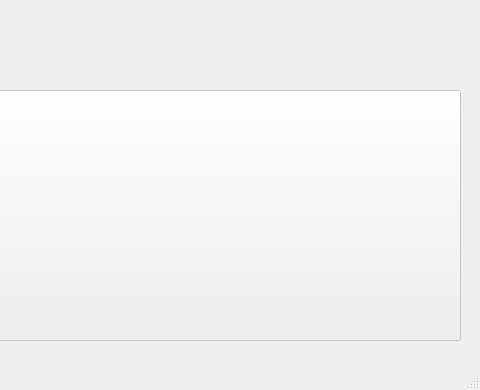
bjutSecurityst/Dtrip, file ticketwindow.ui: the form before one commit; both pictures show x 800 to 1280 and y 330 to 720 of the 1280 by 720 pixel window.
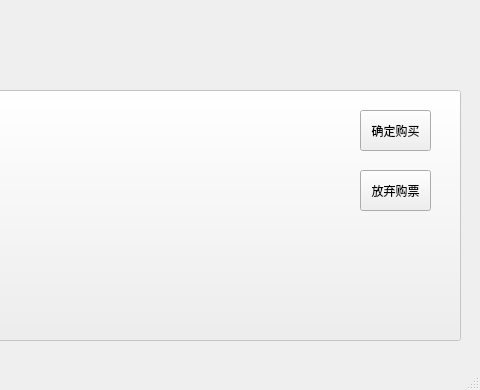
The form after the commit. Icons and pictures are not drawn.

```diff
--- a/ticketwindow.ui
+++ b/ticketwindow.ui
@@ -82,13 +82,20 @@
    <widget class="QWidget" name="verticalLayoutWidget_2">
     <property name="geometry">
      <rect>
-      <x>19</x>
+      <x>29</x>
       <y>9</y>
-      <width>1241</width>
+      <width>1221</width>
       <height>411</height>
      </rect>
     </property>
-    <layout class="QVBoxLayout" name="verticalLayout_2"/>
+    <layout class="QVBoxLayout" name="verticalLayout_2">
+     <property name="spacing">
+      <number>2</number>
+     </property>
+     <property name="sizeConstraint">
+      <enum>QLayout::SizeConstraint::SetDefaultConstraint</enum>
+     </property>
+    </layout>
    </widget>
    <widget class="QLabel" name="label_9">
     <property name="geometry">
@@ -122,12 +129,40 @@
      <string/>
     </property>
    </widget>
+   <widget class="QPushButton" name="pushButton_2">
+    <property name="geometry">
+     <rect>
+      <x>1160</x>
+      <y>440</y>
+      <width>71</width>
+      <height>41</height>
+     </rect>
+    </property>
+    <property name="text">
+     <string>确定购买</string>
+    </property>
+   </widget>
+   <widget class="QPushButton" name="pushButton_3">
+    <property name="geometry">
+     <rect>
+      <x>1160</x>
+      <y>500</y>
+      <width>71</width>
+      <height>41</height>
+     </rect>
+    </property>
+    <property name="text">
+     <string>放弃购票</string>
+    </property>
+   </widget>
    <zorder>pushButton</zorder>
    <zorder>label</zorder>
    <zorder>verticalLayoutWidget</zorder>
    <zorder>label_2</zorder>
    <zorder>verticalLayoutWidget_2</zorder>
    <zorder>label_9</zorder>
+   <zorder>pushButton_2</zorder>
+   <zorder>pushButton_3</zorder>
   </widget>
   <widget class="QStatusBar" name="statusbar"/>
  </widget>
```
